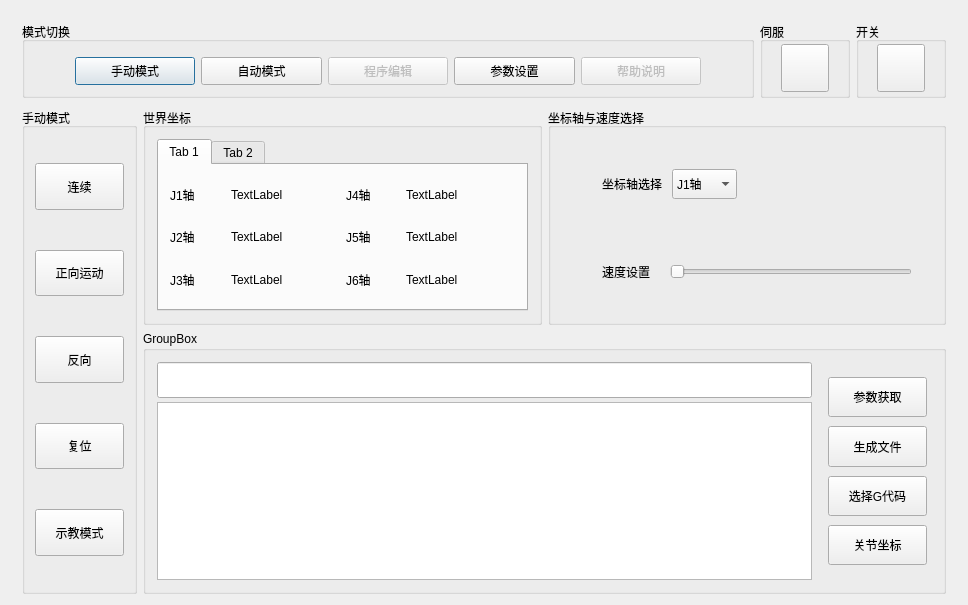
The window that dialog.ui (southeast2017/Qt-axis) describes before a commit, drawn with Qt 5.
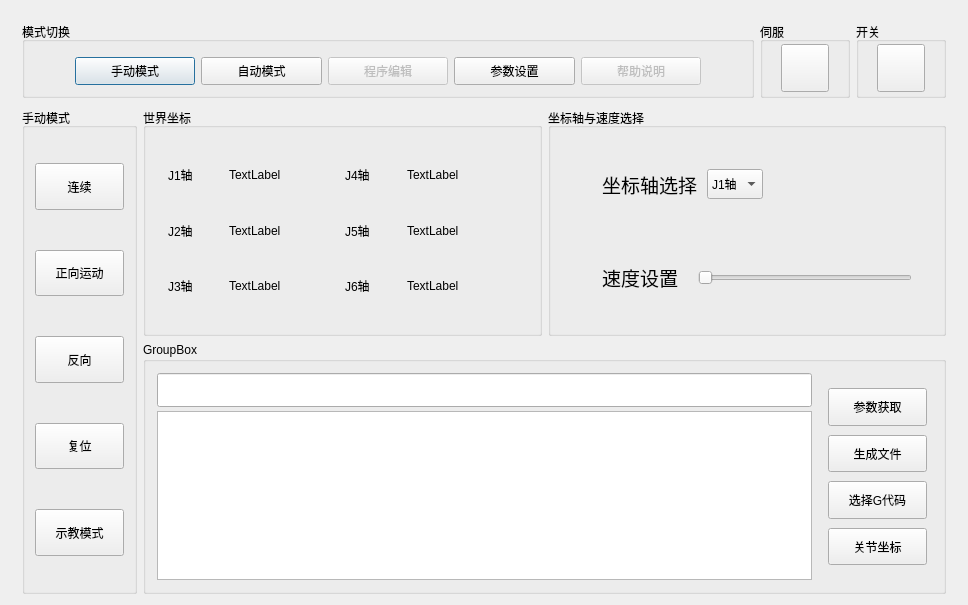
The same window after the commit. The open tabs and pages were chosen to show the change.

Diff of the .ui file:
```diff
--- a/dialog.ui
+++ b/dialog.ui
@@ -992,6 +992,12 @@
                 </property>
                 <item>
                  <widget class="QLabel" name="label_17">
+                  <property name="font">
+                   <font>
+                    <family>楷体</family>
+                    <pointsize>14</pointsize>
+                   </font>
+                  </property>
                   <property name="text">
                    <string>坐标轴选择</string>
                   </property>
@@ -1077,6 +1083,12 @@
                 </property>
                 <item>
                  <widget class="QLabel" name="label_18">
+                  <property name="font">
+                   <font>
+                    <family>楷体</family>
+                    <pointsize>14</pointsize>
+                   </font>
+                  </property>
                   <property name="text">
                    <string>速度设置</string>
                   </property>
@@ -1229,14 +1241,8 @@
              </property>
              <layout class="QGridLayout" name="gridLayout_21">
               <item row="0" column="0">
-               <widget class="QTabWidget" name="tabWidget_2">
-                <property name="currentIndex">
-                 <number>0</number>
-                </property>
-                <widget class="QWidget" name="tab_3">
-                 <attribute name="title">
-                  <string>Tab 1</string>
-                 </attribute>
+               <widget class="QStackedWidget" name="stackedWidget_2">
+                <widget class="QWidget" name="stackedWidget_2Page1" native="true">
                  <layout class="QGridLayout" name="gridLayout_9" columnstretch="1,2,1,2">
                   <item row="0" column="0">
                    <widget class="QLabel" name="label_47">
@@ -1324,10 +1330,7 @@
                   </item>
                  </layout>
                 </widget>
-                <widget class="QWidget" name="tab_4">
-                 <attribute name="title">
-                  <string>Tab 2</string>
-                 </attribute>
+                <widget class="QWidget" name="stackedWidget_2Page2" native="true">
                  <layout class="QGridLayout" name="gridLayout_10" columnstretch="1,2,1,2">
                   <item row="0" column="0">
                    <widget class="QLabel" name="label_59">
```
Left out of the diff: 4 changed lines with no effect on the pictures.
